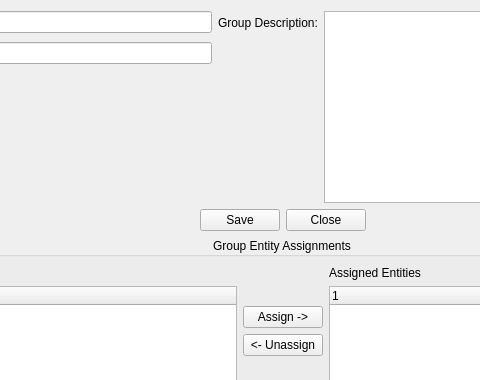
Old version of the form client/uiforms/museScCreateGroup.ui in the repository MuseSystems/musesuperchar; both pictures show x 224 to 704 and y 0 to 380 of the 1013 by 617 pixel window.
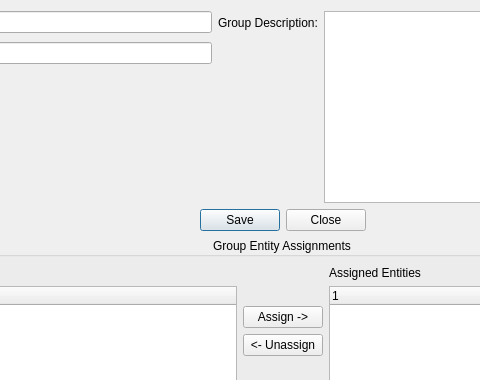
New version of the form. Custom widgets are drawn as their Qt base class.

Commit message: Refactor to QDialog for main form halting

The edit to the form file:
```diff
--- a/client/uiforms/museScCreateGroup.ui
+++ b/client/uiforms/museScCreateGroup.ui
@@ -8,7 +8,7 @@
 is available at www.xtuple.com/CPAL.  By using this software, you agree
 to be bound by its terms.</comment>
  <class>museScCreateGroup</class>
- <widget class="QWidget" name="museScCreateGroup">
+ <widget class="QDialog" name="museScCreateGroup">
   <property name="geometry">
    <rect>
     <x>0</x>
```
